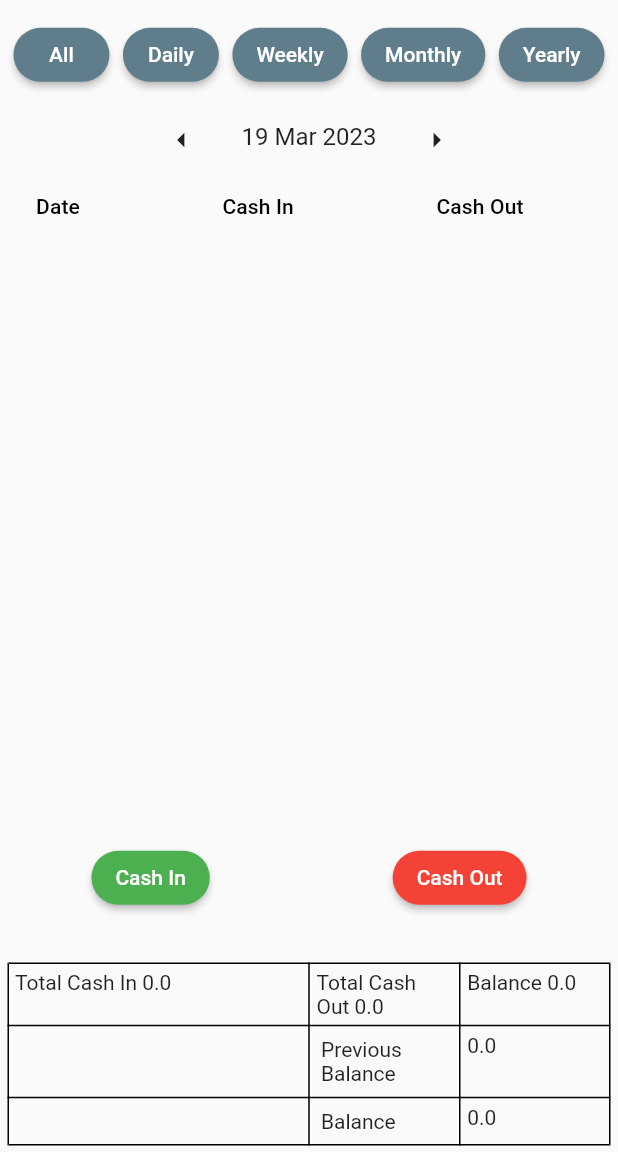
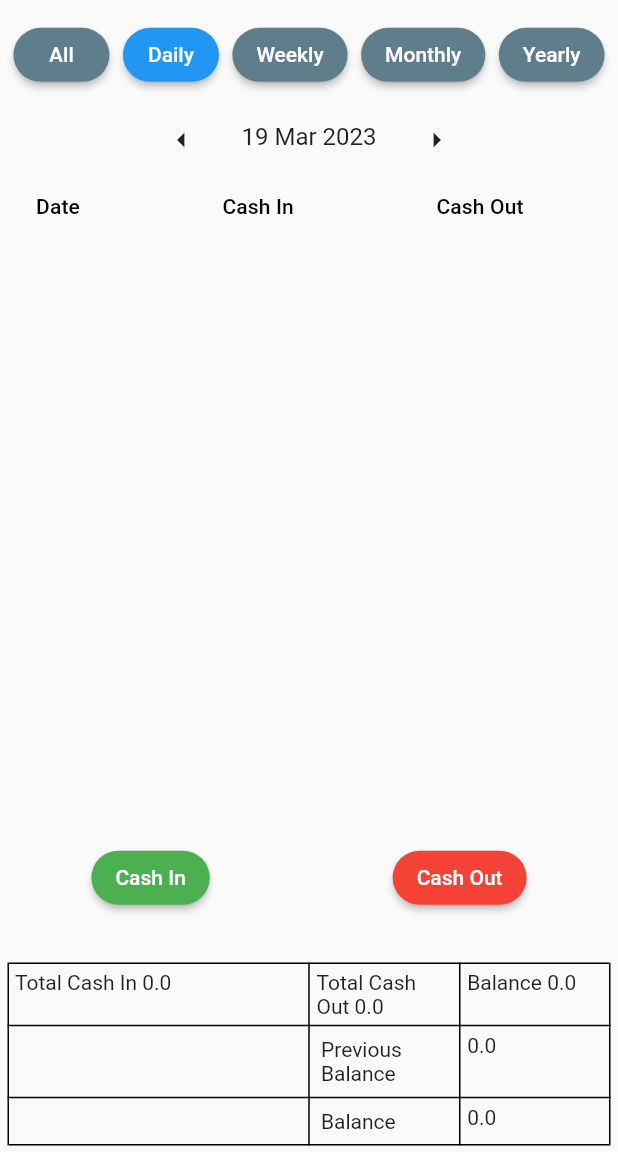
Before and after one commit to Prashant2344/cashbook, a Flutter app: the screen it shows after launch, on a phone screen of 412 x 824 dp, the part 84-1236 px from its top. Run offline on Flutter 3.47's test engine with Material 2 defaults, Android fonts, the phone set to English and light mode, and no system bars; our stand-ins replace hive, hive_flutter; missing offline and left inert: dart:ffi; accounts and stored records are empty.

Commit message:
Selected button highlighted in chance

```diff
--- a/lib/pages/home.dart
+++ b/lib/pages/home.dart
@@ -269,7 +269,7 @@ class _HomeState extends State<Home> {
                       _onTitlesTapped(index);
                     },
                     style: ButtonStyle(
-                      backgroundColor: MaterialStateProperty.all<Color>(Colors.blueGrey),
+                      backgroundColor: MaterialStateProperty.all<Color>(_selectedIndex == index ? Colors.blue : Colors.blueGrey),
                       shape: MaterialStateProperty.all<RoundedRectangleBorder>(
                         RoundedRectangleBorder(
                           borderRadius: BorderRadius.circular(18.0),
```
